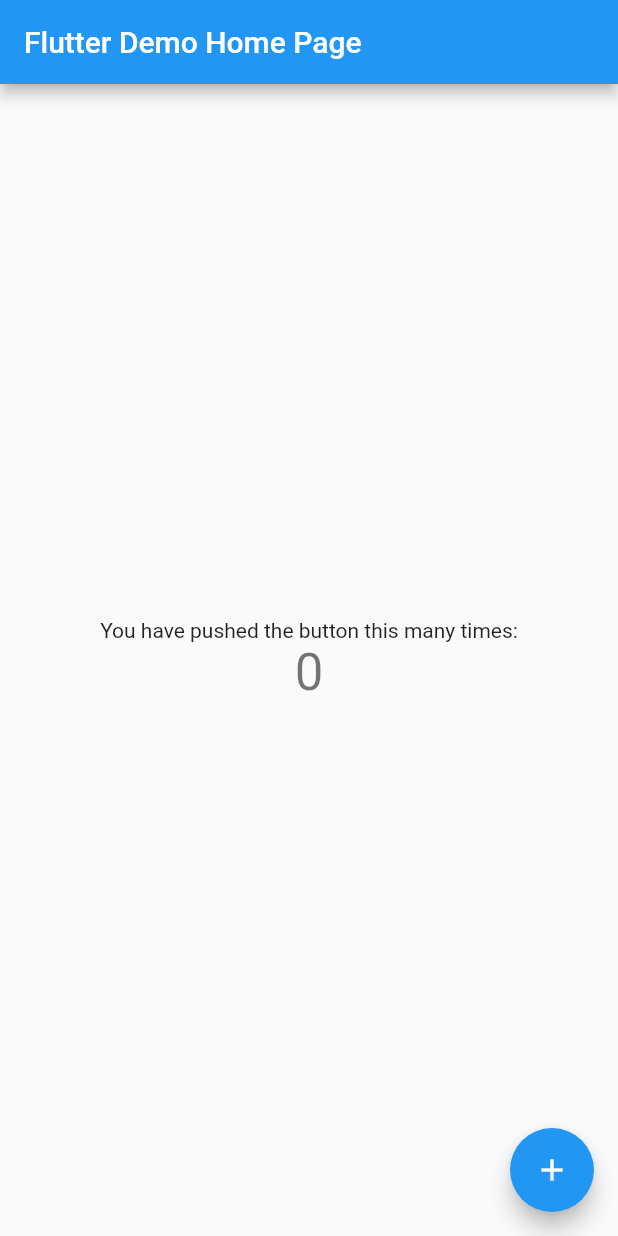
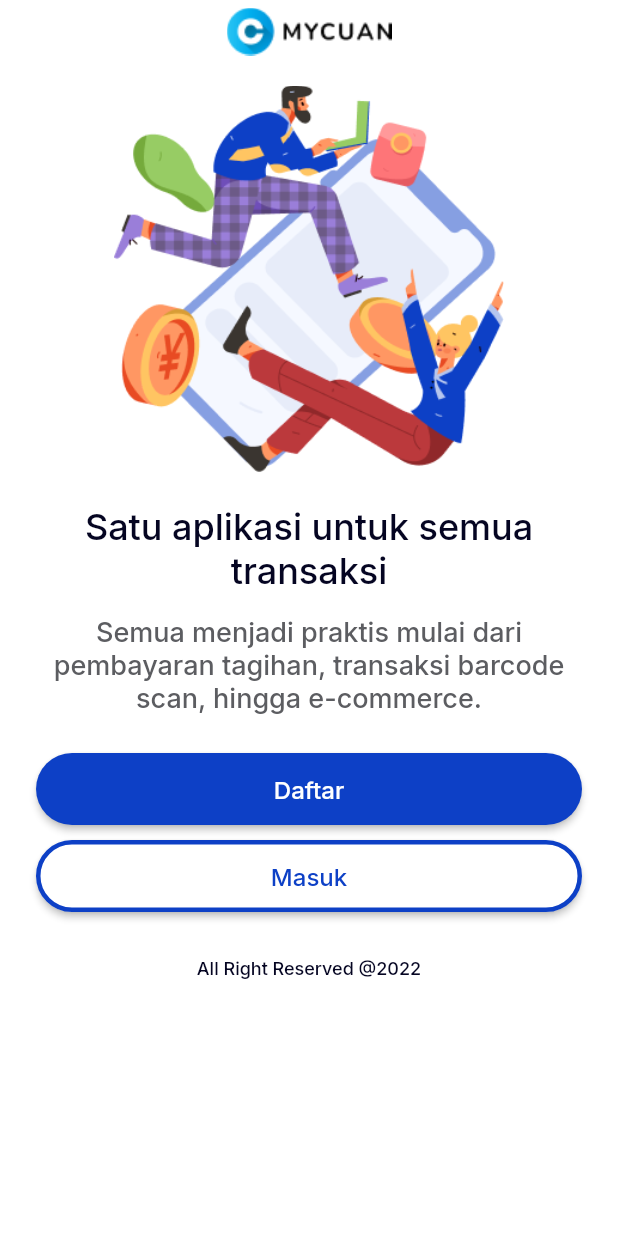
Before and after one commit to erlandmotor/PODB_Flutter, a Flutter app: the screen it shows after launch, on a phone screen of 412 x 824 dp. Run offline on Flutter 3.47's test engine with Material 2 defaults, Android fonts, the phone set to English and light mode, and no system bars; our stand-ins replace google_fonts.

Commit message:
feat_login

```diff
--- a/lib/main.dart
+++ b/lib/main.dart
@@ -1,4 +1,8 @@
 import 'package:flutter/material.dart';
+import 'package:ppodb_2/page/login_register/welcome_page.dart';
+import 'package:ppodb_2/shared/shared.dart';
+
+
 
 void main() {
   runApp(const MyApp());
@@ -7,109 +11,14 @@
 class MyApp extends StatelessWidget {
   const MyApp({super.key});
 
-  // This widget is the root of your application.
   @override
   Widget build(BuildContext context) {
     return MaterialApp(
-      title: 'Flutter Demo',
+      debugShowCheckedModeBanner: false,
       theme: ThemeData(
-        // This is the theme of your application.
-        //
-        // Try running your application with "flutter run". You'll see the
-        // application has a blue toolbar. Then, without quitting the app, try
-        // changing the primarySwatch below to Colors.green and then invoke
-        // "hot reload" (press "r" in the console where you ran "flutter run",
-        // or simply save your changes to "hot reload" in a Flutter IDE).
-        // Notice that the counter didn't reset back to zero; the application
-        // is not restarted.
-        primarySwatch: Colors.blue,
+        backgroundColor: whiteColor,
       ),
-      home: const MyHomePage(title: 'Flutter Demo Home Page'),
+      home: WelcomePage(),
     );
   }
 }
-
-class MyHomePage extends StatefulWidget {
-  const MyHomePage({super.key, required this.title});
-
-  // This widget is the home page of your application. It is stateful, meaning
-  // that it has a State object (defined below) that contains fields that affect
-  // how it looks.
-
-  // This class is the configuration for the state. It holds the values (in this
-  // case the title) provided by the parent (in this case the App widget) and
-  // used by the build method of the State. Fields in a Widget subclass are
-  // always marked "final".
-
-  final String title;
-
-  @override
-  State<MyHomePage> createState() => _MyHomePageState();
-}
-
-class _MyHomePageState extends State<MyHomePage> {
-  int _counter = 0;
-
-  void _incrementCounter() {
-    setState(() {
-      // This call to setState tells the Flutter framework that something has
-      // changed in this State, which causes it to rerun the build method below
-      // so that the display can reflect the updated values. If we changed
-      // _counter without calling setState(), then the build method would not be
-      // called again, and so nothing would appear to happen.
-      _counter++;
-    });
-  }
-
-  @override
-  Widget build(BuildContext context) {
-    // This method is rerun every time setState is called, for instance as done
-    // by the _incrementCounter method above.
-    //
-    // The Flutter framework has been optimized to make rerunning build methods
-    // fast, so that you can just rebuild anything that needs updating rather
-    // than having to individually change instances of widgets.
-    return Scaffold(
-      appBar: AppBar(
-        // Here we take the value from the MyHomePage object that was created by
-        // the App.build method, and use it to set our appbar title.
-        title: Text(widget.title),
-      ),
-      body: Center(
-        // Center is a layout widget. It takes a single child and positions it
-        // in the middle of the parent.
-        child: Column(
-          // Column is also a layout widget. It takes a list of children and
-          // arranges them vertically. By default, it sizes itself to fit its
-          // children horizontally, and tries to be as tall as its parent.
-          //
-          // Invoke "debug painting" (press "p" in the console, choose the
-          // "Toggle Debug Paint" action from the Flutter Inspector in Android
-          // Studio, or the "Toggle Debug Paint" command in Visual Studio Code)
-          // to see the wireframe for each widget.
-          //
-          // Column has various properties to control how it sizes itself and
-          // how it positions its children. Here we use mainAxisAlignment to
-          // center the children vertically; the main axis here is the vertical
-          // axis because Columns are vertical (the cross axis would be
-          // horizontal).
-          mainAxisAlignment: MainAxisAlignment.center,
-          children: <Widget>[
-            const Text(
-              'You have pushed the button this many times:',
-            ),
-            Text(
-              '$_counter',
-              style: Theme.of(context).textTheme.headline4,
-            ),
-          ],
-        ),
-      ),
-      floatingActionButton: FloatingActionButton(
-        onPressed: _incrementCounter,
-        tooltip: 'Increment',
-        child: const Icon(Icons.add),
-      ), // This trailing comma makes auto-formatting nicer for build methods.
-    );
-  }
-}
--- /dev/null
+++ b/lib/page/login_register/welcome_page.dart
@@ -0,0 +1,116 @@
+import 'package:flutter/material.dart';
+import 'package:ppodb_2/page/login_register/login_page.dart';
+import 'package:ppodb_2/page/login_register/register1_page.dart';
+
+import '../../shared/shared.dart';
+
+class WelcomePage extends StatelessWidget {
+  const WelcomePage({super.key});
+
+  @override
+  Widget build(BuildContext context) {
+    return Scaffold(
+      backgroundColor: whiteColor,
+      body: SafeArea(
+        // bottom: true,
+        child: ListView(
+          padding: EdgeInsets.symmetric(horizontal: defaultMargin),
+          children: [
+            SizedBox(
+              height: 5,
+            ),
+            Image.asset(
+              'assets/logo.png',
+              width: 110,
+              height: 32,
+            ),
+            SizedBox(
+              height: 20,
+            ),
+            Image.asset(
+              'assets/bg1.png',
+              width: 260,
+              height: 260,
+            ),
+            SizedBox(
+              height: 20,
+            ),
+            Text(
+              'Satu aplikasi untuk semua transaksi',
+              style: blackTextStyle.copyWith(fontSize: 24),
+              textAlign: TextAlign.center,
+            ),
+            SizedBox(
+              height: 16,
+            ),
+            Text(
+              'Semua menjadi praktis mulai dari pembayaran tagihan, transaksi barcode scan, hingga e-commerce.',
+              style: dengerTextStyle.copyWith(fontSize: 18),
+              textAlign: TextAlign.center,
+            ),
+            SizedBox(
+              height: 25,
+            ),
+            Container(
+              height: 48,
+              width: MediaQuery.of(context).size.width - 2 * defaultMargin,
+              child: ElevatedButton(
+                  onPressed: () {
+                    Navigator.of(context).push(MaterialPageRoute(
+                      builder: (context) => Register1Page(),
+                    ));
+                  },
+                  child: Text(
+                    'Daftar',
+                    style: whiteTextStyle.copyWith(
+                        fontSize: 16,
+                        fontWeight: FontWeight.w500,
+                        color: whiteColor),
+                  ),
+                  style: ElevatedButton.styleFrom(
+                      primary: primaryColor,
+                      shape: RoundedRectangleBorder(
+                          borderRadius: BorderRadius.circular(30)))),
+            ),
+            SizedBox(
+              height: 10,
+            ),
+            Container(
+              height: 48,
+              width: MediaQuery.of(context).size.width - 2 * defaultMargin,
+              child: ElevatedButton(
+                  onPressed: () {
+                    Navigator.of(context).push(MaterialPageRoute(
+                      builder: (context) => LoginPage(),
+                    ));
+                  },
+                  child: Text(
+                    'Masuk',
+                    style: whiteTextStyle.copyWith(
+                        fontSize: 16,
+                        fontWeight: FontWeight.w500,
+                        color: primaryColor),
+                  ),
+                  style: ElevatedButton.styleFrom(
+                      primary: whiteColor,
+                      shape: RoundedRectangleBorder(
+                          side: BorderSide(color: primaryColor, width: 3),
+                          borderRadius: BorderRadius.circular(30)))),
+            ),
+            SizedBox(
+              height: 30,
+            ),
+            Text(
+              'All Right Reserved @2022',
+              textAlign: TextAlign.center,
+              style: whiteTextStyle.copyWith(color: blackColor, fontSize: 12),
+            ),
+            SizedBox(
+              height: defaultMargin,
+            )
+          ],
+        ),
+      ),
+    );
+  }
+}
--- /dev/null
+++ b/lib/shared/shared.dart
@@ -0,0 +1,4 @@
+import 'package:flutter/material.dart';
+import 'package:google_fonts/google_fonts.dart';
+
+part 'theme_shared.dart';
--- /dev/null
+++ b/lib/shared/theme_shared.dart
@@ -0,0 +1,17 @@
+part of 'shared.dart';
+
+double defaultMargin = 24;
+
+Color primaryColor = Color(0xff0D40C6);
+Color blackColor = Color(0xff050522);
+Color dengerColor = Color(0xff5C5D61);
+Color whiteColor = Colors.white;
+
+TextStyle blackTextStyle = GoogleFonts.inter(
+    fontSize: 36, color: blackColor, fontWeight: FontWeight.w500);
+TextStyle dengerTextStyle = GoogleFonts.inter(
+    fontSize: 36, color: dengerColor, fontWeight: FontWeight.w500);
+TextStyle whiteTextStyle = GoogleFonts.inter(
+    fontSize: 36, color: whiteColor, fontWeight: FontWeight.w500);
+TextStyle primaryTextStyle = GoogleFonts.inter(
+    fontSize: 36, color: primaryColor, fontWeight: FontWeight.w500);
```
Also changed, not shown: lib/page/login_register/login_page.dart (added, +132 -0 lines), lib/page/login_register/register1_page.dart (added, +153 -0 lines), lib/page/login_register/register2_page.dart (added, +122 -0 lines), pubspec.yaml (+5 -12 lines), assets/bg1.png (added), assets/bg_fantasy.png (deleted), assets/bg_login.png (added), assets/logo.png (added), pubspec.lock, 1 other file.
